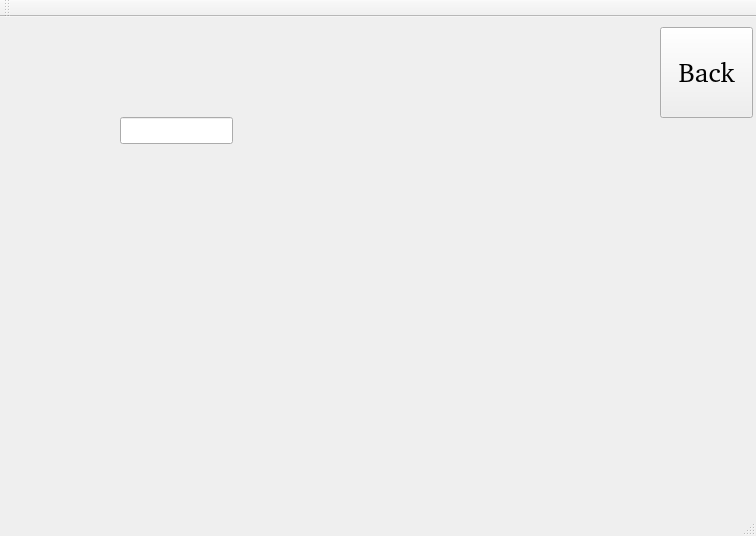
Above: ui/rifd/rfid.ui from k29/rfid before the change. Below: the same form after it.
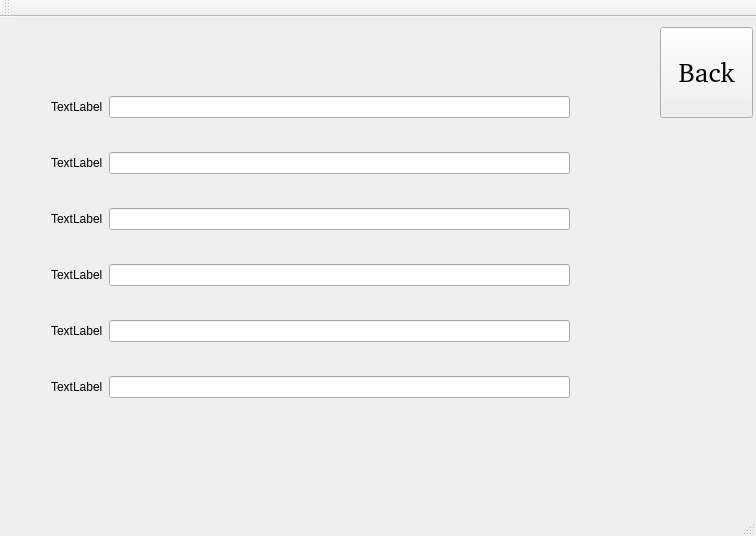
That is the form after the change. The open tabs and pages were chosen to show the change.

Commit message: stable reading and init working

Diff of the .ui file:
```diff
--- a/ui/rifd/rfid.ui
+++ b/ui/rifd/rfid.ui
@@ -246,15 +246,77 @@
      </widget>
     </widget>
     <widget class="QWidget" name="Read">
-     <widget class="QLineEdit" name="lineEdit">
+     <widget class="QWidget" name="">
       <property name="geometry">
        <rect>
-        <x>110</x>
-        <y>90</y>
-        <width>113</width>
-        <height>27</height>
+        <x>30</x>
+        <y>30</y>
+        <width>541</width>
+        <height>381</height>
        </rect>
       </property>
+      <layout class="QGridLayout" name="gridLayout_2">
+       <item row="0" column="0">
+        <widget class="QLabel" name="label_2">
+         <property name="text">
+          <string>TextLabel</string>
+         </property>
+        </widget>
+       </item>
+       <item row="0" column="2">
+        <widget class="QLineEdit" name="lineEdit"/>
+       </item>
+       <item row="1" column="0">
+        <widget class="QLabel" name="label_9">
+         <property name="text">
+          <string>TextLabel</string>
+         </property>
+        </widget>
+       </item>
+       <item row="1" column="2">
+        <widget class="QLineEdit" name="lineEdit_8"/>
+       </item>
+       <item row="2" column="0">
+        <widget class="QLabel" name="label_10">
+         <property name="text">
+          <string>TextLabel</string>
+         </property>
+        </widget>
+       </item>
+       <item row="2" column="2">
+        <widget class="QLineEdit" name="lineEdit_9"/>
+       </item>
+       <item row="3" column="0">
+        <widget class="QLabel" name="label_11">
+         <property name="text">
+          <string>TextLabel</string>
+         </property>
+        </widget>
+       </item>
+       <item row="3" column="2">
+        <widget class="QLineEdit" name="lineEdit_10"/>
+       </item>
+       <item row="4" column="0">
+        <widget class="QLabel" name="label_12">
+         <property name="text">
+          <string>TextLabel</string>
+         </property>
+        </widget>
+       </item>
+       <item row="6" column="0">
+        <widget class="QLabel" name="label_13">
+         <property name="text">
+          <string>TextLabel</string>
+         </property>
+        </widget>
+       </item>
+       <item row="4" column="2">
+        <widget class="QLineEdit" name="lineEdit_11"/>
+       </item>
+       <item row="6" column="2">
+        <widget class="QLineEdit" name="lineEdit_12"/>
+       </item>
+      </layout>
      </widget>
     </widget>
    </widget>
```
Left out of the diff: 2 changed lines with no effect on the pictures. The commit also changes 2 other files.
